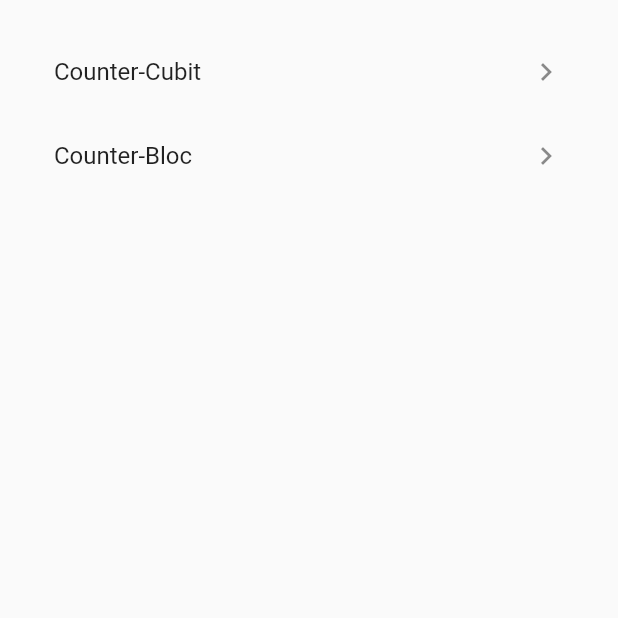
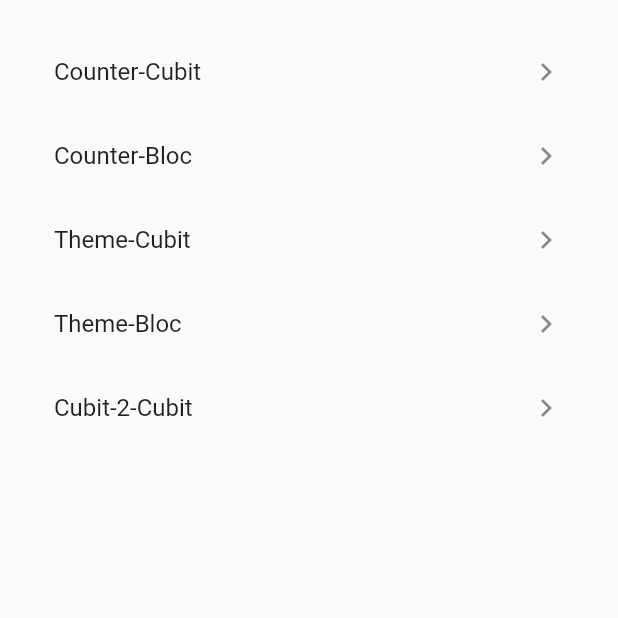
Before and after one commit to mshivkumar/flutter_bloc, a Flutter app: the screen it shows after launch, on a phone screen of 412 x 824 dp, the top half of it. Run offline on Flutter 3.47's test engine with Material 2 defaults, Android fonts, the phone set to English and light mode, and no system bars; our stand-ins replace bloc, equatable, flutter_bloc.

Commit message:
theme cubit app

```diff
--- /dev/null
+++ b/lib/Theme-Cubit/cubit/theme/theme_cubit.dart
@@ -0,0 +1,20 @@
+import 'package:bloc/bloc.dart';
+import 'package:equatable/equatable.dart';
+
+part 'theme_state.dart';
+
+class ThemeCubit extends Cubit<ThemeState> {
+  ThemeCubit() : super(ThemeState.initial());
+
+  void changeTheme() {
+    if (state.counter % 2 == 0) {
+      emit(state.copyWith(appTheme: AppTheme.light));
+    } else {
+      emit(state.copyWith(appTheme: AppTheme.dark));
+    }
+  }
+
+  void incrementCounter() {
+    emit(state.copyWith(counter: state.counter + 1));
+  }
+}
--- /dev/null
+++ b/lib/Theme-Cubit/cubit/theme/theme_state.dart
@@ -0,0 +1,64 @@
+part of 'theme_cubit.dart';
+
+enum AppTheme { light, dark }
+
+class ThemeState extends Equatable {
+  final AppTheme appTheme;
+  final int counter;
+
+  @override
+  List<Object> get props => [appTheme, counter];
+
+//<editor-fold desc="Data Methods">
+
+  const ThemeState({
+    required this.appTheme,
+    required this.counter,
+  });
+
+  factory ThemeState.initial() {
+    return const ThemeState(appTheme: AppTheme.light, counter: 0);
+  }
+
+  @override
+  bool operator ==(Object other) =>
+      identical(this, other) ||
+      (other is ThemeState &&
+          runtimeType == other.runtimeType &&
+          appTheme == other.appTheme &&
+          counter == other.counter);
+
+  @override
+  int get hashCode => appTheme.hashCode ^ counter.hashCode;
+
+  @override
+  String toString() {
+    return 'ThemeState{ appTheme: $appTheme, counter: $counter,}';
+  }
+
+  ThemeState copyWith({
+    AppTheme? appTheme,
+    int? counter,
+  }) {
+    return ThemeState(
+      appTheme: appTheme ?? this.appTheme,
+      counter: counter ?? this.counter,
+    );
+  }
+
+  Map<String, dynamic> toMap() {
+    return {
+      'appTheme': appTheme,
+      'counter': counter,
+    };
+  }
+
+  factory ThemeState.fromMap(Map<String, dynamic> map) {
+    return ThemeState(
+      appTheme: map['appTheme'] as AppTheme,
+      counter: map['counter'] as int,
+    );
+  }
+
+//</editor-fold>
+}
--- a/lib/home_page.dart
+++ b/lib/home_page.dart
@@ -1,5 +1,8 @@
 import 'package:flutter/material.dart';
 import 'package:testapp/Counter-Cubit/screens/counter_cubit_home_page.dart';
+import 'package:testapp/Cubit-2-Cubit-Communication/screens/cubit_communication_home_page.dart';
+import 'package:testapp/Theme-Bloc/screens/theme_bloc_home_page.dart';
+import 'package:testapp/Theme-Cubit/screens/theme_cubit_home_page.dart';
 
 import 'Counter-Bloc/screens/counter_bloc_home_page.dart';
 
@@ -32,6 +35,30 @@ class Homepage extends StatelessWidget {
                         .pushNamed(CounterBlocHomePage.routeName);
                   },
                 ),
+                ListTile(
+                  title: const Text('Theme-Cubit'),
+                  trailing: const Icon(Icons.navigate_next),
+                  onTap: () {
+                    Navigator.of(context)
+                        .pushNamed(ThemeCubitHomePage.routeName);
+                  },
+                ),
+                ListTile(
+                  title: const Text('Theme-Bloc'),
+                  trailing: const Icon(Icons.navigate_next),
+                  onTap: () {
+                    Navigator.of(context)
+                        .pushNamed(ThemeBlocHomePage.routeName);
+                  },
+                ),
+                ListTile(
+                  title: const Text('Cubit-2-Cubit'),
+                  trailing: const Icon(Icons.navigate_next),
+                  onTap: () {
+                    Navigator.of(context)
+                        .pushNamed(CubitCommunicationHomePage.routeName);
+                  },
+                ),
               ],
             ),
           ),
--- a/lib/main.dart
+++ b/lib/main.dart
@@ -1,10 +1,14 @@
 import 'package:flutter/material.dart';
 import 'package:flutter_bloc/flutter_bloc.dart';
 import 'package:testapp/Counter-Bloc/bloc/counter/counter_bloc.dart';
+import 'package:testapp/Cubit-2-Cubit-Communication/screens/cubit_communication_home_page.dart';
+import 'package:testapp/Theme-Bloc/screens/theme_bloc_home_page.dart';
+import 'package:testapp/Theme-Cubit/screens/theme_cubit_home_page.dart';
 
 import 'Counter-Bloc/screens/counter_bloc_home_page.dart';
 import 'Counter-Cubit/cubits/counter/counter_cubit.dart';
 import 'Counter-Cubit/screens/counter_cubit_home_page.dart';
+import 'Theme-Cubit/cubit/theme/theme_cubit.dart';
 import 'home_page.dart';
 
 void main() {
@@ -21,16 +25,27 @@ class MyApp extends StatelessWidget {
       providers: [
         BlocProvider(create: (context) => CounterCubit()),
         BlocProvider(create: (context) => CounterBloc()),
+        BlocProvider(create: (context) => ThemeCubit()),
       ],
-      child: MaterialApp(
-        title: 'Flutter Demo',
-        theme: ThemeData.light(),
-        home: const Homepage(),
-        routes: {
-          CounterCubitHomePage.routeName: (ctx) => const CounterCubitHomePage(),
-          CounterBlocHomePage.routeName: (ctx) => const CounterBlocHomePage(),
-        },
-      ),
+      child: Builder(builder: (context) {
+        return MaterialApp(
+          title: 'Flutter Demo',
+          theme: context.watch<ThemeCubit>().state.appTheme == AppTheme.light
+              ? ThemeData.light()
+              : ThemeData.dark(),
+          //ThemeData.light(),
+          home: const Homepage(),
+          routes: {
+            CounterCubitHomePage.routeName: (ctx) =>
+                const CounterCubitHomePage(),
+            CounterBlocHomePage.routeName: (ctx) => const CounterBlocHomePage(),
+            ThemeCubitHomePage.routeName: (ctx) => const ThemeCubitHomePage(),
+            ThemeBlocHomePage.routeName: (ctx) => const ThemeBlocHomePage(),
+            CubitCommunicationHomePage.routeName: (ctx) =>
+                const CubitCommunicationHomePage(),
+          },
+        );
+      }),
     );
   }
 }
```
Also changed, not shown: lib/Cubit-2-Cubit-Communication/screens/cubit_communication_home_page.dart (added, +11 -0 lines), lib/Theme-Bloc/screens/theme_bloc_home_page.dart (added, +11 -0 lines), lib/Theme-Cubit/screens/theme_cubit_home_page.dart (added, +36 -0 lines).
